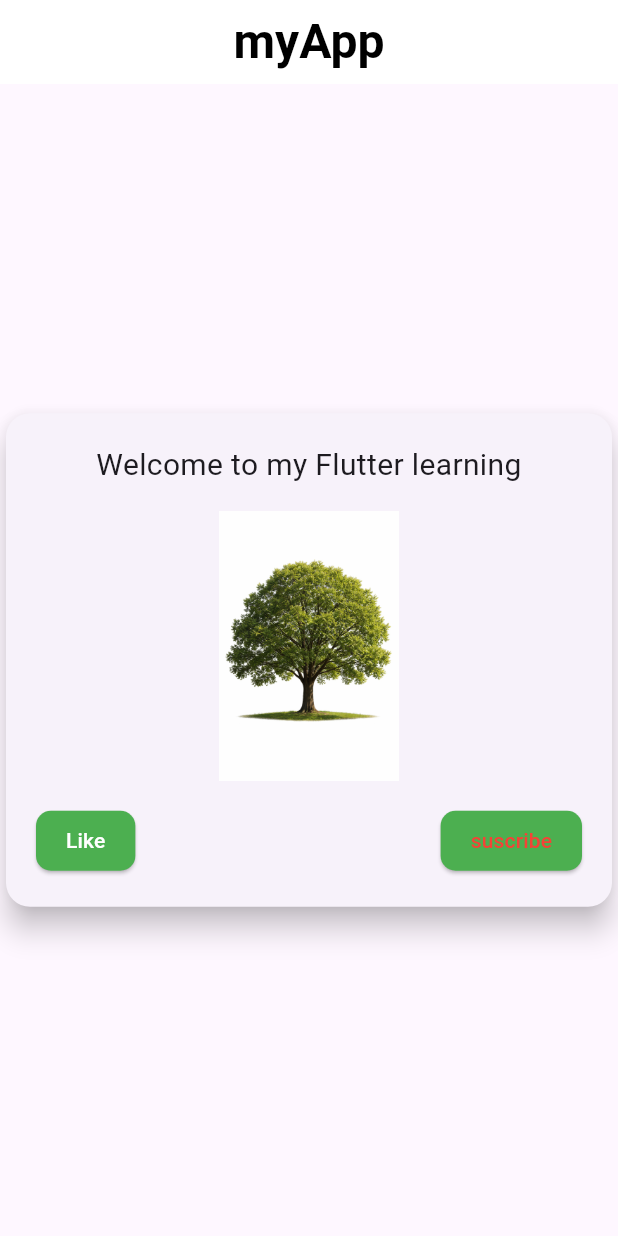
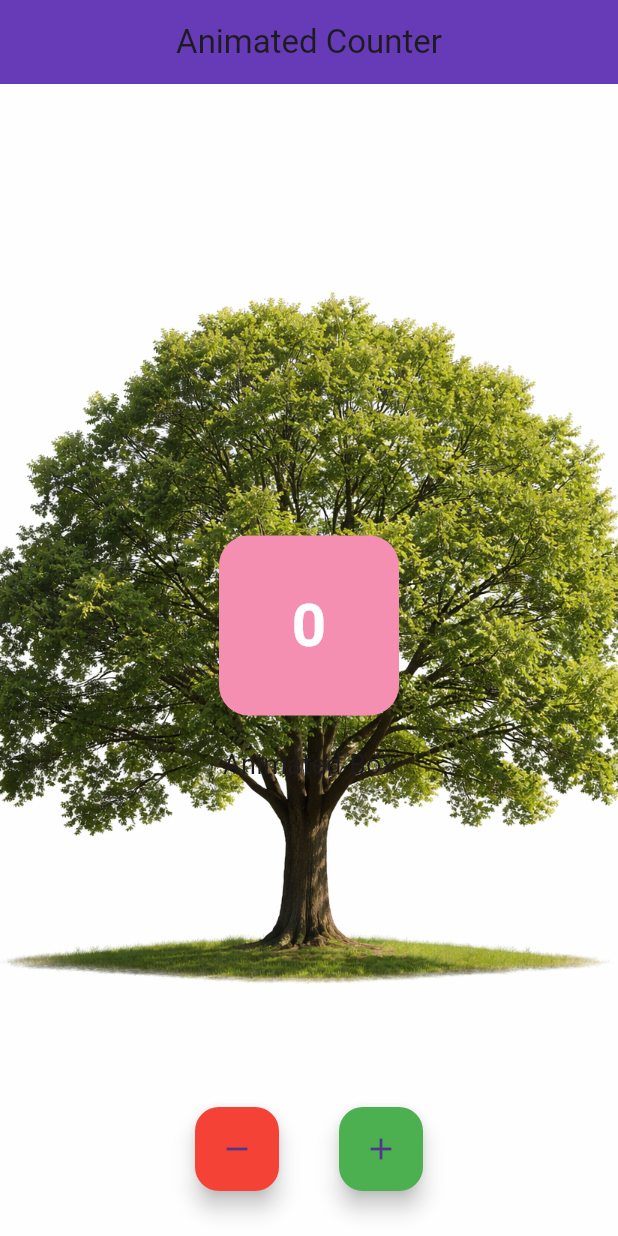
Before and after one commit to gsudipgyawali/Simple_UI-flutter, a Flutter app: the screen it shows after launch, on a phone screen of 412 x 824 dp. Run offline on Flutter 3.47's test engine with Material 3 defaults, Android fonts, the phone set to English and light mode, and no system bars.

Commit message:
Initial commit of my Flutter counter app

```diff
--- a/lib/main.dart
+++ b/lib/main.dart
@@ -9,116 +9,110 @@ class MyApp extends StatelessWidget {
 
   @override
   Widget build(BuildContext context) {
-    return MaterialApp(
+    return const MaterialApp(
       debugShowCheckedModeBanner: false,
-      title: 'myApp',
-      home: const MyWidget(),
+      home: CounterScreen(),
     );
   }
 }
 
-class MyWidget extends StatelessWidget {
-  const MyWidget({super.key});
+class CounterScreen extends StatefulWidget {
+  const CounterScreen({super.key});
+
+  @override
+  State<CounterScreen> createState() => _CounterScreenState();
+}
+
+class _CounterScreenState extends State<CounterScreen> {
+  int _counter = 0;
+  double _boxSize = 120;
 
   @override
   Widget build(BuildContext context) {
     return Scaffold(
       appBar: AppBar(
-        backgroundColor: Colors.white,
+        title: const Text("Animated Counter"),
         centerTitle: true,
-        elevation: 0,
-        title: const Text(
-          'myApp',
+        backgroundColor: Colors.deepPurple,
+      ),
+      body: Stack(
+        children: [
+          // 🔹 Background image
+          SizedBox.expand(
+            child: Image.asset(
+              'lib/assets/logo.png',
+              fit: BoxFit.cover,
+            ),
+          ),
 
-          style: TextStyle(
-            color: Colors.black,
-
-            fontSize: 32,
-            fontWeight: FontWeight.bold,
-
-          ),
-        ),
-      ),
-      body: Center(
-        child: Card(
-          elevation: 8,
-          shape: RoundedRectangleBorder(
-            borderRadius: BorderRadius.circular(16),
-          ),
-          child: Padding(
-            padding: const EdgeInsets.all(20),
+          // 🔹 Center animated box
+          Center(
             child: Column(
               mainAxisSize: MainAxisSize.min,
               children: [
-                const Text(
-                  'Welcome to my Flutter learning',
-                  textAlign: TextAlign.center,
-                  style: TextStyle(fontSize: 20),
-                ),
-
-                const SizedBox(height: 16),
-
-                // ✅ RESPONSIVE IMAGE
-                SizedBox(
-                  height: 180,
-                  child: Image.asset(
-                    'lib/assets/logo.png',
-                    fit: BoxFit.contain,
+                AnimatedContainer(
+                  duration: const Duration(milliseconds: 400),
+                  curve: Curves.easeInOut,
+                  width: _boxSize,
+                  height: _boxSize,
+                  decoration: BoxDecoration(
+                    color: Colors.pink[200], // light pink color
+                    borderRadius: BorderRadius.circular(20),
+                  ),
+                  alignment: Alignment.center,
+                  child: Text(
+                    '$_counter',
+                    style: const TextStyle(
+                      fontSize: 40,
+                      color: Colors.white,
+                      fontWeight: FontWeight.bold,
+                    ),
                   ),
                 ),
-
-                const SizedBox(height: 16),
-
-                Row(
-                  mainAxisAlignment: MainAxisAlignment.spaceBetween,
-                  children: [
-
-                    ElevatedButton(
-                      onPressed: () {},
-                      style:ElevatedButton.styleFrom(
-                        backgroundColor: Colors.green,
-                      shape: RoundedRectangleBorder(
-                        borderRadius: BorderRadius.circular(10),
-                      ),
-
-                         padding: const EdgeInsets.symmetric(
-                      horizontal: 20,
-                      vertical: 10,
-
-                      ),
-
-                      ),
-                      child: const Text("Like",style:
-                      TextStyle(
-                        color: Colors.white,)),
-                    ),
-
-                    ElevatedButton(
-                      onPressed: () {},
-                      style:ElevatedButton.styleFrom(
-                        backgroundColor: Colors.green,
-                      shape: RoundedRectangleBorder(
-                        borderRadius: BorderRadius.circular(10),
-                      ),
-
-                         padding: const EdgeInsets.symmetric(
-                      horizontal: 20,
-                      vertical: 10,
-
-                      ),
-
-                      ),
-                      child: const Text("suscribe",style:
-                      TextStyle(
-                        color: Colors.red,)),
-                    ),
-
-                  ],
+                const SizedBox(height: 20),
+                const Text(
+                  "Animated Box",
+                  style: TextStyle(fontSize: 18),
                 ),
               ],
             ),
           ),
-        ),
+
+          // 🔹 Bottom buttons (line end)
+          Positioned(
+            bottom: 30,
+            left: 0,
+            right: 0,
+            child: Row(
+              mainAxisAlignment: MainAxisAlignment.center,
+              children: [
+                FloatingActionButton(
+                  heroTag: "minus",
+                  backgroundColor: Colors.red,
+                  onPressed: () {
+                    setState(() {
+                      _counter--;
+                      _boxSize = (_boxSize - 10).clamp(80, 200);
+                    });
+                  },
+                  child: const Icon(Icons.remove),
+                ),
+                const SizedBox(width: 40),
+                FloatingActionButton(
+                  heroTag: "plus",
+                  backgroundColor: Colors.green,
+                  onPressed: () {
+                    setState(() {
+                      _counter++;
+                      _boxSize = (_boxSize + 10).clamp(80, 200);
+                    });
+                  },
+                  child: const Icon(Icons.add),
+                ),
+              ],
+            ),
+          ),
+        ],
       ),
     );
   }
```
Also changed, not shown: 2 other files.
